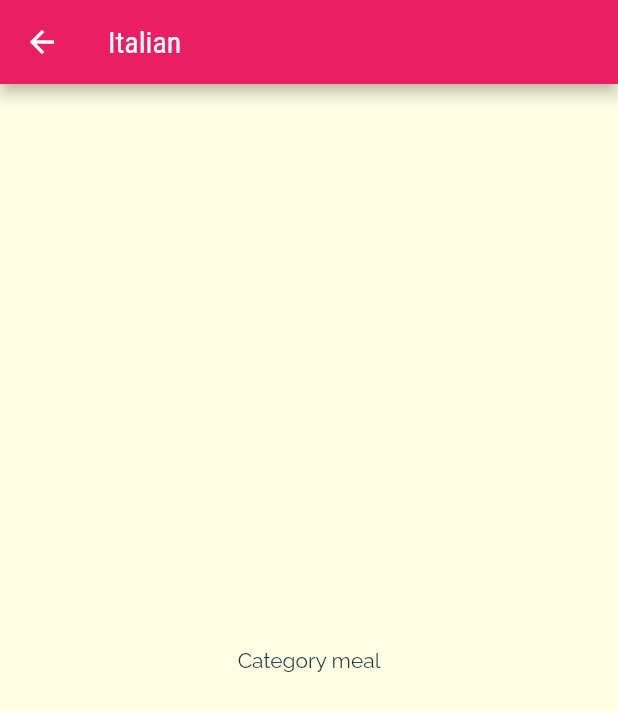
After one commit to shivamyadavskn/meal_app, a Flutter app: the screen it shows after launch, after a tap on "Italian", on a phone screen of 412 x 824 dp. The commit adds this screen. Shown: the top 711 px of the screen. Run offline on Flutter 3.47's test engine with Material 2 defaults, Android fonts, the phone set to English and light mode, and no system bars.

Commit message:
Today Updates

```diff
--- a/lib/categories_screen.dart
+++ b/lib/categories_screen.dart
@@ -19,8 +19,8 @@ class CategoriesScreen extends StatelessWidget {
             crossAxisSpacing: 20,
             mainAxisSpacing: 20),
         children: dummyCategories
-            .map((catData) =>
-                CategoryItem(title: catData.title, color: catData.color))
+            .map((catData) => CategoryItem(
+                id: catData.id, title: catData.title, color: catData.color))
             .toList(),
       ),
     );
--- a/lib/category_item.dart
+++ b/lib/category_item.dart
@@ -1,12 +1,28 @@
 import 'package:flutter/material.dart';
+import 'package:meal_app/category_meals_screen.dart';
 
 class CategoryItem extends StatelessWidget {
   final String title;
   final Color color;
-  const CategoryItem({super.key, required this.title, required this.color});
+  final String id;
+  const CategoryItem(
+      {super.key, required this.id, required this.title, required this.color});
+  void selectCategory(BuildContext ctx) {
+    Navigator.of(ctx).push(MaterialPageRoute(builder: (_) {
+      return CategoryMealsScreen(
+        categoryId: id,
+        categoryTitle: title,
+      );
+    }));
+  }
+
   @override
   Widget build(BuildContext context) {
-    return Container(
+    return InkWell(
+      onTap: () => selectCategory(context),
+      borderRadius: BorderRadius.circular(15),
+      splashColor: Theme.of(context).primaryColor,
+      child: Container(
         padding: const EdgeInsets.all(15),
         decoration: BoxDecoration(
             gradient: LinearGradient(
@@ -19,7 +35,9 @@ class CategoryItem extends StatelessWidget {
             ),
             borderRadius: BorderRadius.circular(15)),
         child: Text(
-        title,style: Theme.of(context).textTheme.headline1,
+          title,
+          style: Theme.of(context).textTheme.headline1,
+        ),
       ),
     );
   }
--- /dev/null
+++ b/lib/category_meals_screen.dart
@@ -0,0 +1,19 @@
+import 'package:flutter/material.dart';
+
+class CategoryMealsScreen extends StatelessWidget {
+  final String categoryId;
+  final String categoryTitle;
+  const CategoryMealsScreen(
+      {super.key, required this.categoryId, required this.categoryTitle});
+  @override
+  Widget build(BuildContext context) {
+    return Scaffold(
+      appBar: AppBar(
+        title: Text(categoryTitle),
+      ),
+      body: const Center(
+        child: Text('Category meal'),
+      ),
+    );
+  }
+}
```
Lines whose indentation alone changed are shown as unchanged.
